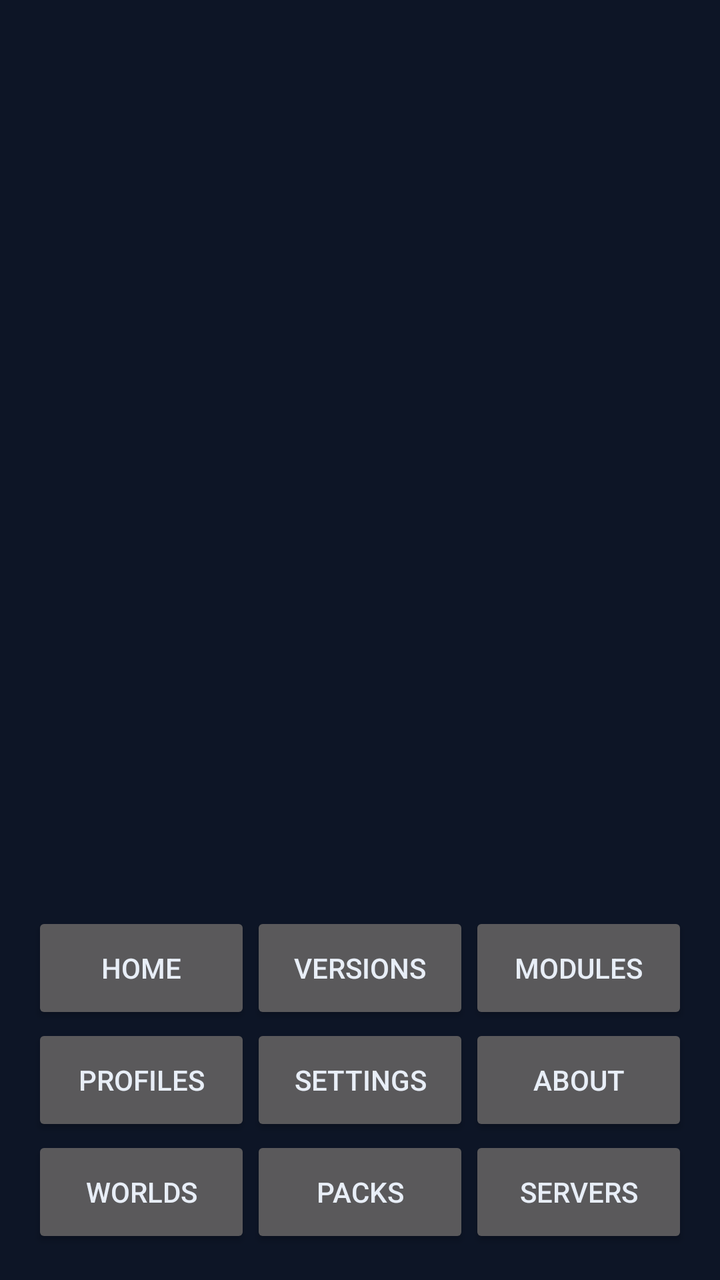
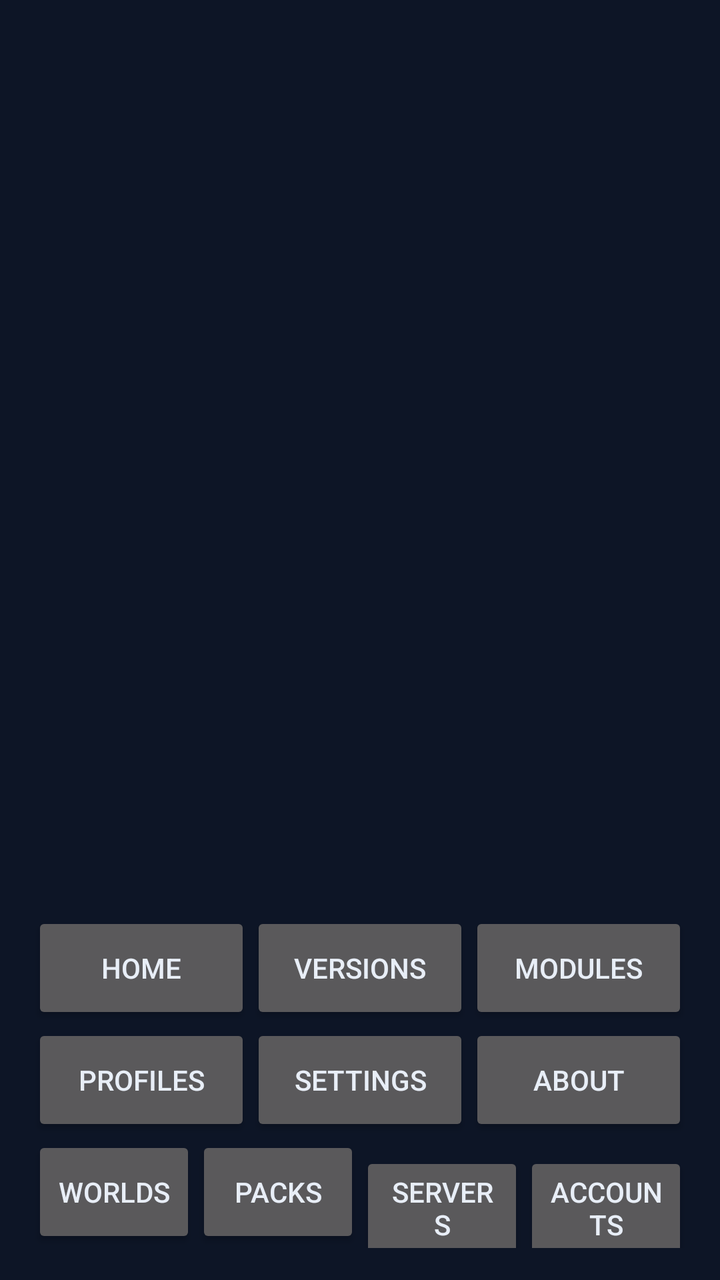

Screens rendered from an Android XML layout before and after an edit, with the pre-edit source and the edit as a unified diff.
<!-- AndroidManifest.xml: application theme Theme.Xykell -->
<!-- res/layout/activity_main.xml -->
<?xml version="1.0" encoding="utf-8"?>
<LinearLayout xmlns:android="http://schemas.android.com/apk/res/android"
    android:orientation="vertical"
    android:layout_width="match_parent"
    android:layout_height="match_parent"
    android:background="@color/xykell_bg"
    android:padding="16dp">

    <ScrollView
        android:layout_width="match_parent"
        android:layout_height="0dp"
        android:layout_weight="1"
        android:fillViewport="true">

        <FrameLayout
            android:id="@+id/screen_container"
            android:layout_width="match_parent"
            android:layout_height="wrap_content" />
    </ScrollView>

    <LinearLayout
        android:orientation="horizontal"
        android:layout_width="match_parent"
        android:layout_height="wrap_content"
        android:layout_marginTop="8dp">

        <Button
            android:id="@+id/nav_home"
            style="@style/XykellNavButton"
            android:text="Home" />
        <Button
            android:id="@+id/nav_versions"
            style="@style/XykellNavButton"
            android:text="Versions" />
        <Button
            android:id="@+id/nav_modules"
            style="@style/XykellNavButton"
            android:text="Modules" />
    </LinearLayout>

    <LinearLayout
        android:orientation="horizontal"
        android:layout_width="match_parent"
        android:layout_height="wrap_content">

        <Button
            android:id="@+id/nav_profiles"
            style="@style/XykellNavButton"
            android:text="Profiles" />
        <Button
            android:id="@+id/nav_settings"
            style="@style/XykellNavButton"
            android:text="Settings" />
        <Button
            android:id="@+id/nav_about"
            style="@style/XykellNavButton"
            android:text="About" />
    </LinearLayout>

    <LinearLayout
        android:orientation="horizontal"
        android:layout_width="match_parent"
        android:layout_height="wrap_content">

        <Button
            android:id="@+id/nav_worlds"
            style="@style/XykellNavButton"
            android:text="Worlds" />
        <Button
            android:id="@+id/nav_packs"
            style="@style/XykellNavButton"
            android:text="Packs" />
        <Button
            android:id="@+id/nav_servers"
            style="@style/XykellNavButton"
            android:text="Servers" />
    </LinearLayout>

</LinearLayout>
<!-- resources referenced by this layout -->
<resources>
  <color name="xykell_bg">#0D1526</color>
  <style name="XykellNavButton" parent="Widget.AppCompat.Button">
          <item name="android:layout_width">0dp</item>
          <item name="android:layout_height">56dp</item>
          <item name="android:layout_weight">1</item>
          <item name="android:minHeight">56dp</item>
          <item name="android:textSize">14sp</item>
      </style>
  <style name="Theme.Xykell" parent="Theme.AppCompat.NoActionBar">
          <item name="android:windowBackground">@color/xykell_bg</item>
          <item name="android:textColor">@color/xykell_text</item>
          <item name="colorAccent">@color/xykell_accent</item>
      </style>
  <color name="xykell_text">#E8EEF7</color>
  <color name="xykell_accent">#4FD8C7</color>
</resources>

<!-- the commit's change to res/layout/activity_main.xml (unified diff, before → after) -->
@@ -74,6 +74,10 @@
             android:id="@+id/nav_servers"
             style="@style/XykellNavButton"
             android:text="Servers" />
+        <Button
+            android:id="@+id/nav_accounts"
+            style="@style/XykellNavButton"
+            android:text="Accounts" />
     </LinearLayout>
 
 </LinearLayout>
